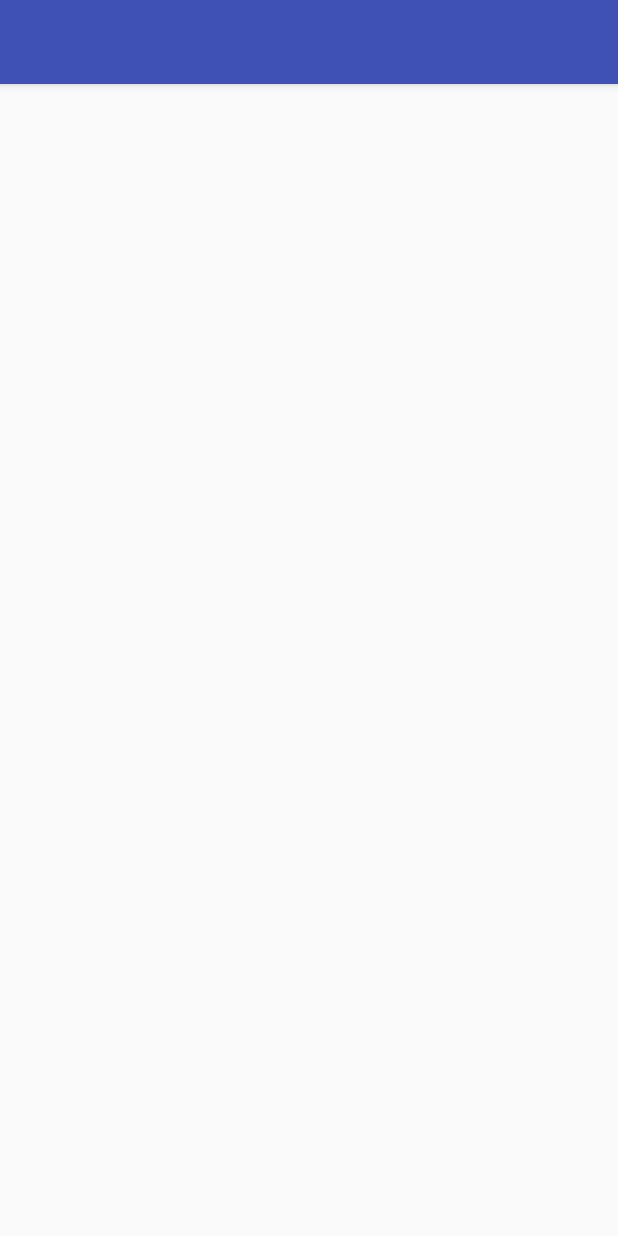
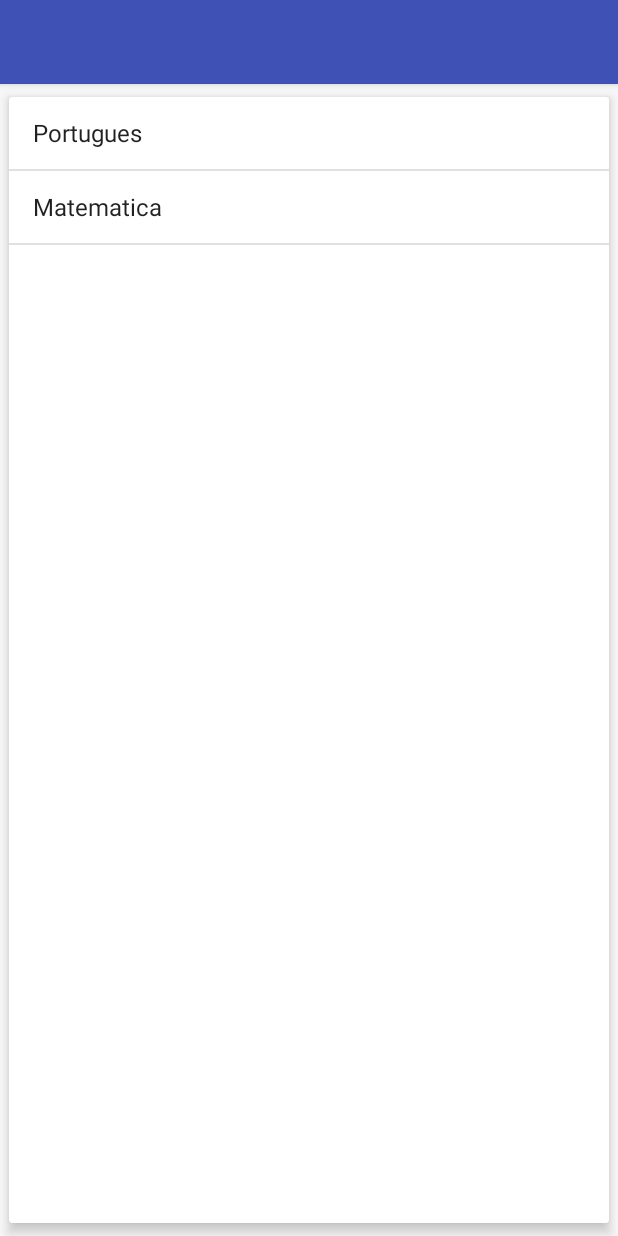
Before and after one commit to JabelFontoura/AgendaAndroid, an Android app: the ProvasActivity screen opened directly, with no data from a screen before it, on a phone screen of 412 x 824 dp. Run offline under Robolectric (Android 15) with nearby library versions, the phone set to English and light mode, and no system bars.

Commit message:
Implmentando provas

```diff
--- a/app/build.gradle
+++ b/app/build.gradle
@@ -27,4 +27,5 @@ dependencies {
     compile 'com.android.support:appcompat-v7:25.1.0'
     testCompile 'junit:junit:4.12'
     compile 'com.android.support:design:25.1.0'
+    compile 'com.android.support:cardview-v7:25.1.0'
 }
--- a/app/src/main/java/com/fontoura/jabel/agenda/ListaAlunosActivity.java
+++ b/app/src/main/java/com/fontoura/jabel/agenda/ListaAlunosActivity.java
@@ -93,6 +93,11 @@ public class ListaAlunosActivity extends AppCompatActivity {
             case R.id.menu_enviar_notas:
                 new EnviaAlunosTask(this).execute();
                 break;
+
+            case R.id.menu_baixar_provas:
+                Intent intent = new Intent(this, ProvasActivity.class);
+                startActivity(intent);
+                break;
         }
         return super.onOptionsItemSelected(item);
     }
--- a/app/src/main/java/com/fontoura/jabel/agenda/ProvasActivity.java
+++ b/app/src/main/java/com/fontoura/jabel/agenda/ProvasActivity.java
@@ -2,6 +2,17 @@ package com.fontoura.jabel.agenda;
 
 import android.support.v7.app.AppCompatActivity;
 import android.os.Bundle;
+import android.view.View;
+import android.widget.AdapterView;
+import android.widget.ArrayAdapter;
+import android.widget.ListView;
+import android.widget.Toast;
+
+import com.fontoura.jabel.agenda.model.Prova;
+
+import java.lang.reflect.Array;
+import java.util.Arrays;
+import java.util.List;
 
 public class ProvasActivity extends AppCompatActivity {
 
@@ -10,5 +21,25 @@ public class ProvasActivity extends AppCompatActivity {
         super.onCreate(savedInstanceState);
         setContentView(R.layout.activity_provas);
 
+        List<String> topicosPort = Arrays.asList("Sujeito", "Objeto direto", "Objeto indireto");
+        Prova provaPortugues = new Prova("Portugues", "25/01/2017", topicosPort);
+
+        List<String> topicosMat = Arrays.asList("Equacoes de segundo grau", "Trigonometria");
+        Prova provaMatematica = new Prova("Matematica", "27/01/2017", topicosMat);
+
+        List<Prova> provas = Arrays.asList(provaPortugues, provaMatematica);
+
+        ArrayAdapter<Prova> adapter = new ArrayAdapter<Prova>(this, android.R.layout.simple_list_item_1, provas);
+
+        ListView lista = (ListView) findViewById(R.id.provas_lista);
+        lista.setAdapter(adapter);
+
+        lista.setOnItemClickListener(new AdapterView.OnItemClickListener() {
+            @Override
+            public void onItemClick(AdapterView<?> parent, View view, int position, long id) {
+                Prova prova = (Prova) parent.getItemAtPosition(position);
+                Toast.makeText(ProvasActivity.this, "Clicou na prova de " + prova, Toast.LENGTH_SHORT).show();
+            }
+        });
     }
 }
--- /dev/null
+++ b/app/src/main/java/com/fontoura/jabel/agenda/model/Prova.java
@@ -0,0 +1,50 @@
+package com.fontoura.jabel.agenda.model;
+
+import java.io.Serializable;
+import java.util.List;
+
+/**
+ * Created by Jabel on 03/01/2017.
+ */
+
+public class Prova implements Serializable{
+
+    private String materia;
+    private String data;
+    private List<String> topicos;
+
+    public Prova(String materia, String data, List<String> topicos) {
+        this.materia = materia;
+        this.data = data;
+        this.topicos = topicos;
+    }
+
+    @Override
+    public String toString() {
+        return this.materia;
+    }
+
+    public String getMateria() {
+        return materia;
+    }
+
+    public void setMateria(String materia) {
+        this.materia = materia;
+    }
+
+    public String getData() {
+        return data;
+    }
+
+    public void setData(String data) {
+        this.data = data;
+    }
+
+    public List<String> getTopicos() {
+        return topicos;
+    }
+
+    public void setTopicos(List<String> topicos) {
+        this.topicos = topicos;
+    }
+}
--- a/app/src/main/res/layout/activity_provas.xml
+++ b/app/src/main/res/layout/activity_provas.xml
@@ -1,13 +1,16 @@
 <?xml version="1.0" encoding="utf-8"?>
-<RelativeLayout xmlns:android="http://schemas.android.com/apk/res/android"
-    xmlns:tools="http://schemas.android.com/tools"
+<android.support.v7.widget.CardView xmlns:android="http://schemas.android.com/apk/res/android"
+    xmlns:app="http://schemas.android.com/apk/res-auto"
     android:id="@+id/activity_provas"
     android:layout_width="match_parent"
     android:layout_height="match_parent"
-    android:paddingBottom="@dimen/activity_vertical_margin"
-    android:paddingLeft="@dimen/activity_horizontal_margin"
-    android:paddingRight="@dimen/activity_horizontal_margin"
-    android:paddingTop="@dimen/activity_vertical_margin"
-    tools:context="com.fontoura.jabel.agenda.ProvasActivity">
+    app:cardElevation="5dp"
+    app:cardUseCompatPadding="true">
 
-</RelativeLayout>
+    <ListView
+        android:id="@+id/provas_lista"
+        android:layout_width="match_parent"
+        android:layout_height="match_parent"/>
+
+
+</android.support.v7.widget.CardView>
```
Also changed, not shown: app/src/main/res/menu/menu_lista_alunos.xml (+8 -0 lines).
